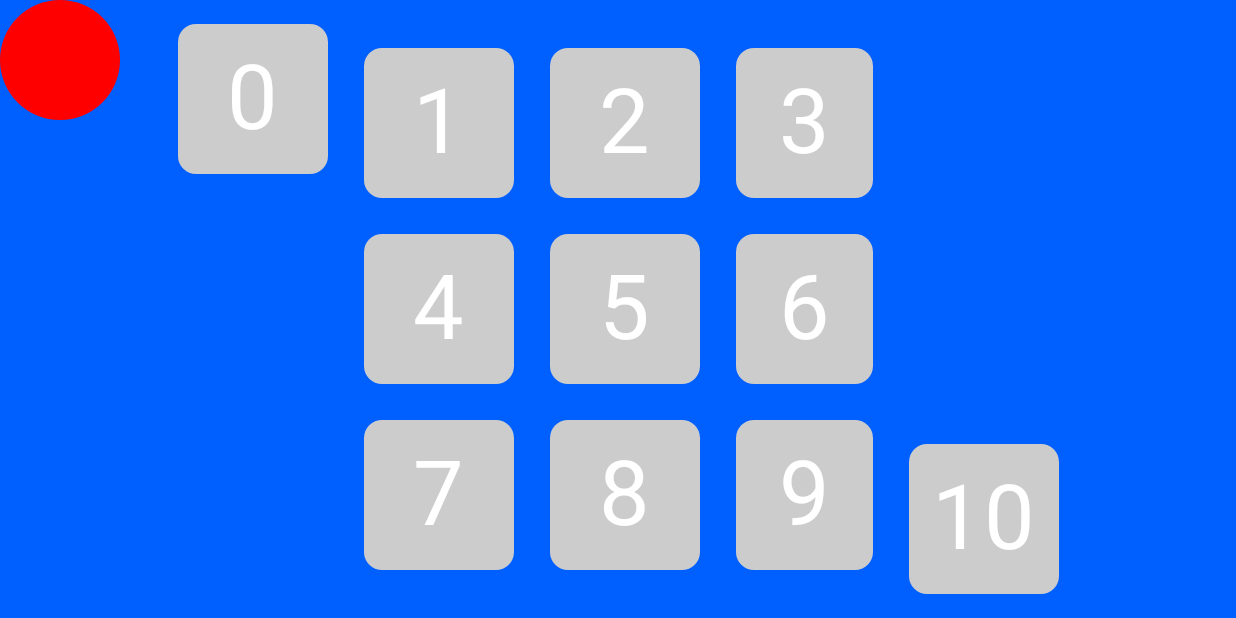
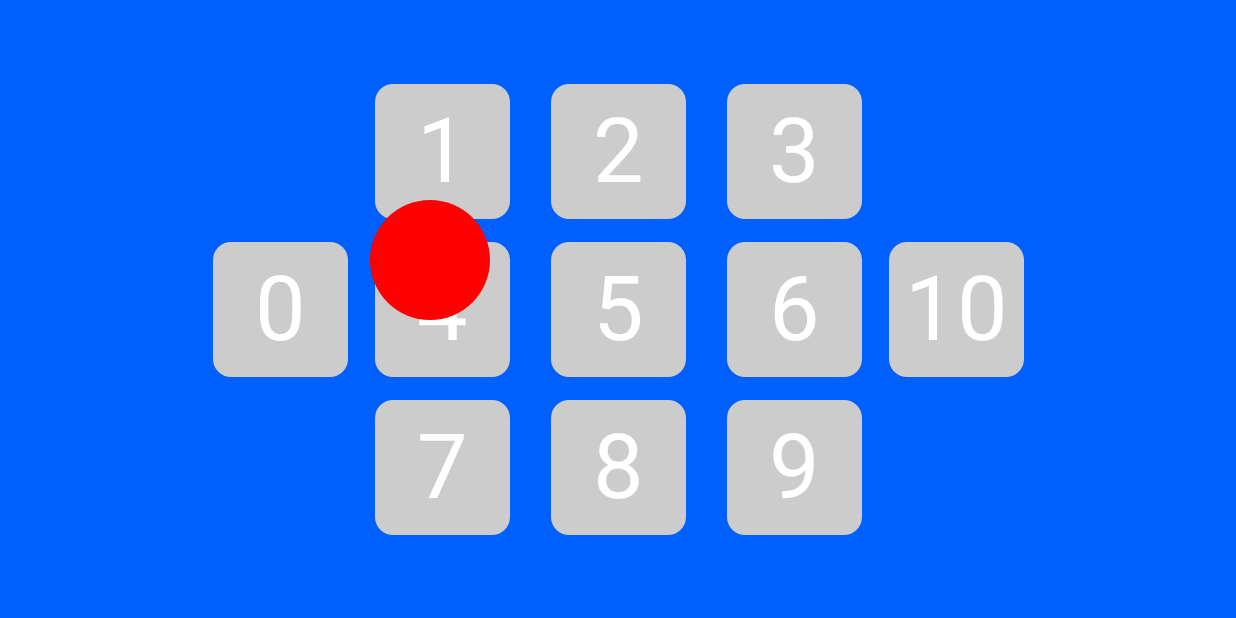
Before and after one commit to write18jack/EnergyCounter, an Android app built with Jetpack Compose: the screen it shows after launch (MainActivity), on a phone screen of 824 x 412 dp (held sideways). Run offline under Robolectric (Android 15) with nearby library versions, the light colour scheme and no system bars.

Commit message:
DropTarget配置修正

```diff
--- a/app/src/main/java/com/whitebeach/energycounter/LandDragScreen.kt
+++ b/app/src/main/java/com/whitebeach/energycounter/LandDragScreen.kt
@@ -20,6 +20,7 @@
 import androidx.compose.material3.Text
 import androidx.compose.runtime.Composable
 import androidx.compose.runtime.getValue
+import androidx.compose.runtime.mutableFloatStateOf
 import androidx.compose.runtime.mutableStateOf
 import androidx.compose.runtime.remember
 import androidx.compose.runtime.setValue
@@ -46,7 +47,10 @@
 
 @Composable
 fun CounterField(){
-    val spacerSize = 24.dp
+    val dropTargetSize = 90.dp
+    val spacerSize = 15.dp
+    // 3つのターゲットと2つのスペーサーの合計幅を計算
+    val gridWidth = (100.dp * 3) + (spacerSize * 2)
 
     Box(modifier = Modifier.fillMaxSize()) {
         // 横画面用のメインレイアウトをRowで作成
@@ -60,15 +64,15 @@
             // MARK: - Left Drop Target
             Column(
                 modifier = Modifier
-                    .fillMaxHeight() // 縦方向にいっぱい
-                    .weight(1f) // 横方向は全体の25%の重み付け
-                    .padding(end = spacerSize),
+                    .fillMaxHeight()
+                    .padding(end = spacerSize)
+                    .width(150.dp),
                 horizontalAlignment = Alignment.End,
-                verticalArrangement = Arrangement.Top
+                verticalArrangement = Arrangement.Center
             ) {
                 MyDropTarget(
                     id = 0,
-                    modifier = Modifier.size(100.dp)
+                    modifier = Modifier.size(dropTargetSize)
                 ) {
                     Text(text = "0", fontSize = 60.sp)
                 }
@@ -78,7 +82,7 @@
             Column(
                 modifier = Modifier
                     .fillMaxHeight()
-                    .weight(1.5f), // 横方向は全体の50%の重み付け
+                    .width(gridWidth),
                 horizontalAlignment = Alignment.CenterHorizontally,
                 verticalArrangement = Arrangement.Center
             ) {
@@ -92,7 +96,7 @@
                             val targetId = (rowIndex * 3) + colIndex + 1
                             MyDropTarget(
                                 id = targetId,
-                                modifier = Modifier.size(100.dp)
+                                modifier = Modifier.size(dropTargetSize)
                             ) {
                                 Text(text = "$targetId", fontSize = 60.sp)
                             }
@@ -112,14 +116,14 @@
             Column(
                 modifier = Modifier
                     .fillMaxHeight()
-                    .weight(1f) // 横方向は全体の25%の重み付け
-                    .padding(start = spacerSize),
+                    .padding(start = spacerSize)
+                    .width(150.dp),
                 horizontalAlignment = Alignment.Start,
-                verticalArrangement = Arrangement.Bottom
+                verticalArrangement = Arrangement.Center
             ) {
                 MyDropTarget(
                     id = 10,
-                    modifier = Modifier.size(100.dp)
+                    modifier = Modifier.size(dropTargetSize)
                 ) {
                     Text(text = "10", fontSize = 60.sp)
                 }
@@ -130,8 +134,8 @@
 
 @Composable
 fun DraggableItemImmediate() {
-    var offsetX by remember { mutableStateOf(0f) }
-    var offsetY by remember { mutableStateOf(0f) }
+    var offsetX by remember { mutableFloatStateOf(370f) }
+    var offsetY by remember { mutableFloatStateOf(200f) }
 
     Box(
         modifier = Modifier
--- a/app/src/main/java/com/whitebeach/energycounter/MainActivity.kt
+++ b/app/src/main/java/com/whitebeach/energycounter/MainActivity.kt
@@ -1,7 +1,7 @@
 package com.whitebeach.energycounter
 
-import android.content.res.Configuration
 import android.os.Bundle
+import android.view.WindowManager
 import androidx.activity.ComponentActivity
 import androidx.activity.compose.setContent
 import androidx.activity.enableEdgeToEdge
@@ -11,6 +11,7 @@
     override fun onCreate(savedInstanceState: Bundle?) {
         super.onCreate(savedInstanceState)
         enableEdgeToEdge()
+        window.addFlags(WindowManager.LayoutParams.FLAG_KEEP_SCREEN_ON)
         setContent {
             AppTheme {
                 LandDragScreen()
```
